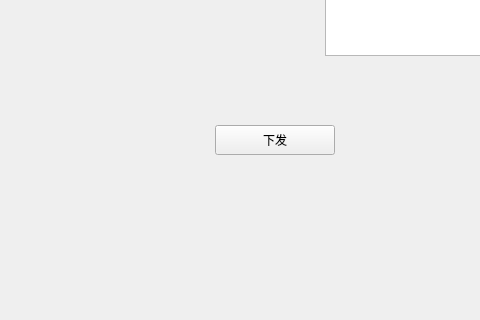
Old version of the form Projects/EngineController/AttackMissionWidget.ui in the repository xiaoying1996/CyEngine; both pictures show x 145 to 625 and y 452 to 772 of the 1200 by 900 pixel window.
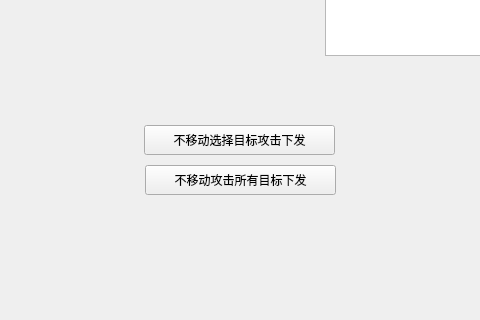
New version of the form.

```diff
--- a/Projects/EngineController/AttackMissionWidget.ui
+++ b/Projects/EngineController/AttackMissionWidget.ui
@@ -29,14 +29,14 @@
    <widget class="QPushButton" name="SendBtn">
     <property name="geometry">
      <rect>
-      <x>360</x>
+      <x>289</x>
       <y>560</y>
-      <width>120</width>
+      <width>191</width>
       <height>30</height>
      </rect>
     </property>
     <property name="text">
-     <string>下发</string>
+     <string>不移动选择目标攻击下发</string>
     </property>
    </widget>
    <widget class="QComboBox" name="HumanBox">
@@ -213,6 +213,19 @@
      <string>目标列表</string>
     </property>
    </widget>
+   <widget class="QPushButton" name="SendBtn_2">
+    <property name="geometry">
+     <rect>
+      <x>290</x>
+      <y>600</y>
+      <width>191</width>
+      <height>30</height>
+     </rect>
+    </property>
+    <property name="text">
+     <string>不移动攻击所有目标下发</string>
+    </property>
+   </widget>
   </widget>
   <widget class="QMenuBar" name="menuBar">
    <property name="geometry">
```
Left out of the diff: 2 changed lines with no effect on the pictures.
